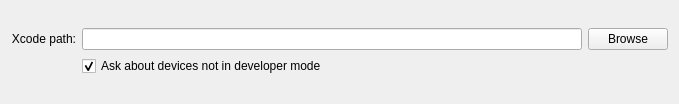
First picture: the form in src/plugins/ios/iossettingswidget.ui, repository qt-creator/qt-creator, before the edit.
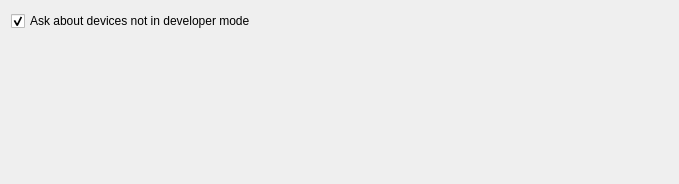
Second picture: the form after the edit.

Commit message:
ios: single xcode and cleaned configurations
Use just one xcode, namely the one of xcode-select (like qmake)
cleaned iosconfigurations:
 * cleaned now unneded xcode paths
 * using static methods, removed IosConfig

```diff
--- a/src/plugins/ios/iossettingswidget.ui
+++ b/src/plugins/ios/iossettingswidget.ui
@@ -7,7 +7,7 @@
     <x>0</x>
     <y>0</y>
     <width>679</width>
-    <height>104</height>
+    <height>184</height>
    </rect>
   </property>
   <property name="windowTitle">
@@ -17,38 +17,6 @@
    <item>
     <layout class="QGridLayout" name="gridLayout">
      <item row="0" column="0">
-      <widget class="QLabel" name="developerPathLabel">
-       <property name="sizePolicy">
-        <sizepolicy hsizetype="Preferred" vsizetype="Fixed">
-         <horstretch>0</horstretch>
-         <verstretch>0</verstretch>
-        </sizepolicy>
-       </property>
-       <property name="text">
-        <string>Xcode path:</string>
-       </property>
-       <property name="alignment">
-        <set>Qt::AlignRight|Qt::AlignTrailing|Qt::AlignVCenter</set>
-       </property>
-      </widget>
-     </item>
-     <item row="0" column="1">
-      <widget class="QLineEdit" name="developerPathLineEdit"/>
-     </item>
-     <item row="0" column="2">
-      <widget class="QPushButton" name="developerPathPushButton">
-       <property name="sizePolicy">
-        <sizepolicy hsizetype="Fixed" vsizetype="Fixed">
-         <horstretch>0</horstretch>
-         <verstretch>0</verstretch>
-        </sizepolicy>
-       </property>
-       <property name="text">
-        <string>Browse</string>
-       </property>
-      </widget>
-     </item>
-     <item row="1" column="1">
       <widget class="QCheckBox" name="deviceAskCheckBox">
        <property name="sizePolicy">
         <sizepolicy hsizetype="Expanding" vsizetype="Fixed">
@@ -66,6 +34,19 @@
      </item>
     </layout>
    </item>
+   <item>
+    <spacer name="verticalSpacer">
+     <property name="orientation">
+      <enum>Qt::Vertical</enum>
+     </property>
+     <property name="sizeHint" stdset="0">
+      <size>
+       <width>20</width>
+       <height>40</height>
+      </size>
+     </property>
+    </spacer>
+   </item>
   </layout>
  </widget>
  <resources/>
```
The commit also changes 10 other files.
